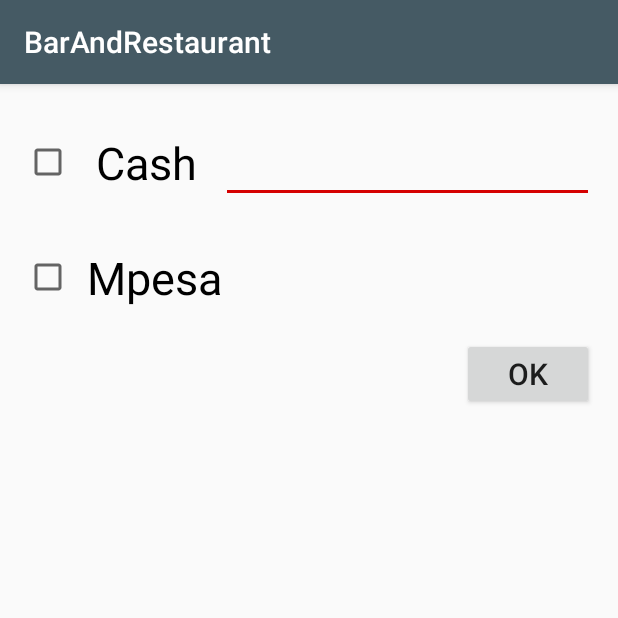
After one commit to ElAngeluz/BarAndRestaurant, an Android app: the CheckOutActivity screen opened directly, with no data from a screen before it, on a phone screen of 412 x 824 dp, the top half of it. The commit adds this screen. Run offline under Robolectric (Android 15) with nearby library versions, the phone set to English and light mode, and no system bars; our stand-ins replace ButterKnife.

Commit message:
checkOut UI

```diff
--- a/app/src/main/AndroidManifest.xml
+++ b/app/src/main/AndroidManifest.xml
@@ -22,10 +22,12 @@
                 <category android:name="android.intent.category.LAUNCHER" />
             </intent-filter>
         </activity>
-        <activity android:name=".register.RegisterActivity"></activity>
-        <activity android:name=".receipts_detail.ReceiptsDetailActivity"
-            android:parentActivityName=".receipts.ReceiptsActivity"></activity>
-        <activity android:name=".receipts.ReceiptsActivity"></activity>
+        <activity android:name=".register.RegisterActivity" />
+        <activity
+            android:name=".receipts_detail.ReceiptsDetailActivity"
+            android:parentActivityName=".receipts.ReceiptsActivity" />
+        <activity android:name=".receipts.ReceiptsActivity" />
+        <activity android:name=".checkout.CheckOutActivity"></activity>
     </application>
 
 </manifest>
--- /dev/null
+++ b/app/src/main/java/com/mobitill/barandrestaurant/checkout/CheckOutActivity.java
@@ -0,0 +1,42 @@
+package com.mobitill.barandrestaurant.checkout;
+
+import android.content.Context;
+import android.content.Intent;
+import android.support.v4.app.Fragment;
+import android.support.v7.app.AppCompatActivity;
+import android.os.Bundle;
+import android.support.v7.widget.Toolbar;
+
+import com.mobitill.barandrestaurant.R;
+import com.mobitill.barandrestaurant.SingleFragmentActivity;
+
+import butterknife.BindView;
+import butterknife.ButterKnife;
+
+public class CheckOutActivity extends SingleFragmentActivity {
+
+    private static final String TAG = CheckOutActivity.class.getSimpleName();
+    private static final String ID = "orderId";
+
+    @BindView(R.id.toolbar)
+    Toolbar mToolbar;
+
+    @Override
+    protected void onCreate(Bundle savedInstanceState) {
+        super.onCreate(savedInstanceState);
+        setContentView(R.layout.check_out_activity);
+        ButterKnife.bind(this);
+        setSupportActionBar(mToolbar);
+    }
+
+    public static Intent newIntent(Context context, String orderId){
+        Intent intent = new Intent(context, CheckOutActivity.class);
+        intent.putExtra(ID, orderId);
+        return intent;
+    }
+
+    @Override
+    protected Fragment createFragment() {
+        return CheckOutFragment.newInstance(getIntent().getStringExtra(ID));
+    }
+}
--- /dev/null
+++ b/app/src/main/java/com/mobitill/barandrestaurant/checkout/CheckOutFragment.java
@@ -0,0 +1,68 @@
+package com.mobitill.barandrestaurant.checkout;
+
+
+import android.os.Bundle;
+import android.support.annotation.Nullable;
+import android.support.v4.app.Fragment;
+import android.view.LayoutInflater;
+import android.view.View;
+import android.view.ViewGroup;
+import android.widget.Button;
+
+import com.mobitill.barandrestaurant.R;
+import com.mobitill.barandrestaurant.receipts_detail.ReceiptsDetailActivity;
+
+import butterknife.BindView;
+import butterknife.ButterKnife;
+import butterknife.OnClick;
+import butterknife.Unbinder;
+
+/**
+ * A simple {@link Fragment} subclass.
+ */
+public class CheckOutFragment extends Fragment {
+
+    private static final String TAG = CheckOutFragment.class.getSimpleName();
+    private static final String ID = "orderId";
+
+
+    private String orderId;
+    private Unbinder mUnbinder;
+
+    @BindView(R.id.btn_checked_out_ok)
+    Button OK;
+
+    public CheckOutFragment() {
+        // Required empty public constructor
+    }
+
+    @Override
+    public void onCreate(@Nullable Bundle savedInstanceState) {
+        super.onCreate(savedInstanceState);
+        orderId = getArguments().getString(ID);
+    }
+
+    @Override
+    public View onCreateView(LayoutInflater inflater, ViewGroup container,
+                             Bundle savedInstanceState) {
+        // Inflate the layout for this fragment
+       View view = inflater.inflate(R.layout.check_out_fragment, container, false);
+       mUnbinder = ButterKnife.bind(this,view);
+        return view;
+    }
+    @OnClick(R.id.btn_checked_out_ok)
+    public void OkButtonClick(){
+        //startActivity(ReceiptsDetailActivity.newIntent(getActivity(),orderId));
+        getActivity().finish();
+    }
+
+    public static CheckOutFragment newInstance(String orderId) {
+
+        Bundle args = new Bundle();
+        args.putString(ID,orderId);
+        CheckOutFragment fragment = new CheckOutFragment();
+        fragment.setArguments(args);
+        return fragment;
+    }
+
+}
--- a/app/src/main/java/com/mobitill/barandrestaurant/receipts_detail/ReceiptsDetailActivity.java
+++ b/app/src/main/java/com/mobitill/barandrestaurant/receipts_detail/ReceiptsDetailActivity.java
@@ -55,4 +55,9 @@
     protected Fragment createFragment() {
         return ReceiptsDetailFragment.newInstance(getIntent().getStringExtra(EXTRA_ORDER_ID));
     }
+
+    @Override
+    protected void onResume() {
+        super.onResume();
+    }
 }
--- a/app/src/main/java/com/mobitill/barandrestaurant/receipts_detail/ReceiptsDetailFragment.java
+++ b/app/src/main/java/com/mobitill/barandrestaurant/receipts_detail/ReceiptsDetailFragment.java
@@ -7,10 +7,12 @@
 import android.view.LayoutInflater;
 import android.view.View;
 import android.view.ViewGroup;
+import android.widget.Button;
 import android.widget.EditText;
 
 import com.mobitill.barandrestaurant.MainApplication;
 import com.mobitill.barandrestaurant.R;
+import com.mobitill.barandrestaurant.checkout.CheckOutActivity;
 import com.mobitill.barandrestaurant.data.order.model.Order;
 import com.mobitill.barandrestaurant.data.orderItem.model.OrderItem;
 
@@ -20,6 +22,7 @@
 
 import butterknife.BindView;
 import butterknife.ButterKnife;
+import butterknife.OnClick;
 
 import static com.google.common.base.Preconditions.checkNotNull;
 
@@ -39,6 +42,7 @@
 
     @BindView(R.id.et_receipts_detail_receiptNumber)
     EditText mEditTextReceiptDetailReceiptNumber;
+
 
     @Inject
     ReceiptsDetailPresenter receiptsDetailPresenter;
@@ -80,6 +84,11 @@
         return view;
     }
 
+    @OnClick(R.id.btn_receipts_detail_checkOut)
+    public void receiptDetailCheckOutClick(){
+       startActivity(CheckOutActivity.newIntent(getActivity(),mOrderId));
+    }
+
     @Override
     public void onResume() {
         super.onResume();
--- a/app/src/main/java/com/mobitill/barandrestaurant/register/RegisterPresenter.java
+++ b/app/src/main/java/com/mobitill/barandrestaurant/register/RegisterPresenter.java
@@ -25,6 +25,7 @@
 
 import io.reactivex.disposables.CompositeDisposable;
 import io.reactivex.disposables.Disposable;
+import io.reactivex.functions.Consumer;
 
 import static com.google.common.base.Preconditions.checkNotNull;
 
--- /dev/null
+++ b/app/src/main/res/layout/check_out_activity.xml
@@ -0,0 +1,37 @@
+<?xml version="1.0" encoding="utf-8"?>
+<RelativeLayout xmlns:android="http://schemas.android.com/apk/res/android"
+xmlns:app="http://schemas.android.com/apk/res-auto"
+xmlns:tools="http://schemas.android.com/tools"
+android:id="@+id/drawer_layout"
+android:layout_width="match_parent"
+android:layout_height="match_parent"
+tools:context="com.mobitill.barandrestaurant.checkout.CheckOutActivity">
+
+<LinearLayout
+    android:layout_width="match_parent"
+    android:layout_height="match_parent"
+    android:orientation="vertical"
+    android:layout_above="@+id/nav_view"
+    android:layout_alignParentStart="true">
+
+    <android.support.design.widget.AppBarLayout
+        android:layout_width="match_parent"
+        android:layout_height="wrap_content">
+
+        <android.support.v7.widget.Toolbar
+            android:id="@+id/toolbar"
+            android:layout_width="match_parent"
+            android:layout_height="wrap_content"
+            android:background="?attr/colorPrimary"
+            android:minHeight="?attr/actionBarSize"
+            android:theme="@style/Toolbar"
+            app:popupTheme="@style/ThemeOverlay.AppCompat.Light" />
+    </android.support.design.widget.AppBarLayout>
+
+    <FrameLayout
+        android:id="@+id/contentFrame"
+        android:layout_width="match_parent"
+        android:layout_height="match_parent" />
+
+</LinearLayout>
+</RelativeLayout>
--- /dev/null
+++ b/app/src/main/res/layout/check_out_fragment.xml
@@ -0,0 +1,60 @@
+<LinearLayout xmlns:android="http://schemas.android.com/apk/res/android"
+    xmlns:tools="http://schemas.android.com/tools"
+    android:layout_width="match_parent"
+    android:layout_height="match_parent"
+    android:orientation="vertical"
+    tools:context="com.mobitill.barandrestaurant.checkout.CheckOutFragment">
+
+    <LinearLayout
+        android:layout_marginTop="@dimen/dp16"
+        android:layout_marginLeft="@dimen/dp16"
+        android:layout_width="match_parent"
+        android:layout_height="wrap_content"
+        android:orientation="horizontal">
+        <CheckBox
+            android:id="@+id/chkbx_checked_out_cash"
+            android:layout_width="wrap_content"
+            android:layout_height="wrap_content"
+            android:text="Cash"
+            android:padding="@dimen/dp16"
+            android:textSize="@dimen/sp30"/>
+        <EditText
+            android:id="@+id/et_checked_out_cash"
+            android:padding="@dimen/dp10"
+            android:layout_marginRight="@dimen/dp16"
+            android:layout_width="match_parent"
+            android:layout_height="wrap_content"
+            />
+
+    </LinearLayout>
+
+
+
+    <CheckBox
+        android:id="@+id/chkbx_checked_out_mpesa"
+        android:layout_marginTop="@dimen/dp10"
+        android:layout_marginLeft="@dimen/dp16"
+        android:layout_width="wrap_content"
+        android:layout_height="wrap_content"
+        android:text="Mpesa"
+        android:padding="@dimen/dp10"
+        android:textSize="@dimen/sp30"/>
+
+   <RelativeLayout
+       android:layout_marginTop="@dimen/dp10"
+       android:layout_width="match_parent"
+       android:layout_height="wrap_content">
+
+       <Button
+           android:id="@+id/btn_checked_out_ok"
+           android:layout_alignParentRight="true"
+           android:layout_marginRight="@dimen/dp16"
+           android:layout_width="wrap_content"
+           android:layout_height="wrap_content"
+           android:text="OK"
+           android:textSize="@dimen/sp20"/>
+
+   </RelativeLayout>
+
+
+</LinearLayout>
--- a/app/src/main/res/values/dimens.xml
+++ b/app/src/main/res/values/dimens.xml
@@ -10,4 +10,5 @@
     <dimen name="sp10">10sp</dimen>
     <dimen name="sp30">30sp</dimen>
     <dimen name="sp25">25sp</dimen>
+    <dimen name="sp20">20sp</dimen>
 </resources>
```
